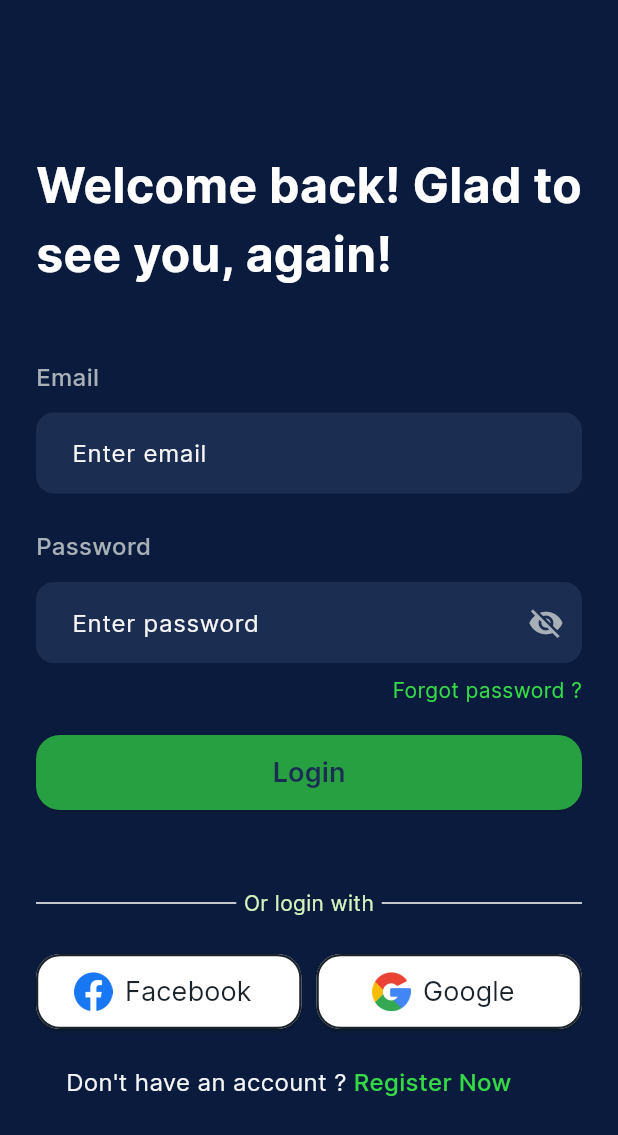
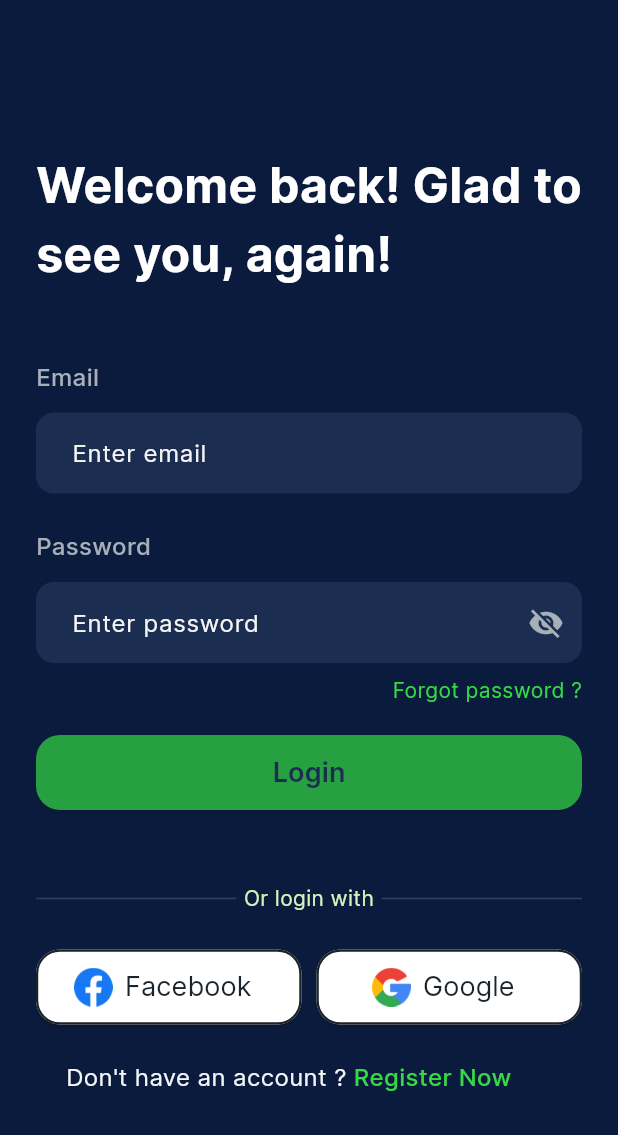
Before and after one commit to Said-Ines/Spiraw, a Flutter app: the LoginScreen screen opened by its route, on a phone screen of 412 x 824 dp. Shown: the top 1135 px of the screen. Run offline on Flutter 3.47's test engine with Material 3 defaults, Android fonts, the phone set to English and light mode, and no system bars; our stand-ins replace connectivity_plus, dotted_border, firebase_auth, get, pin_code_fields, shared_preferences; accounts and stored records are empty.

Commit message:
login UI fixes

```diff
--- a/lib/modules/auth/login/login_screen.dart
+++ b/lib/modules/auth/login/login_screen.dart
@@ -61,16 +61,16 @@ class LoginScreen extends GetView<LoginController> {
                 onPressed: controller.login,
               ),
             ),
-            const VerticalSpacing(48),
+            const VerticalSpacing(45),
             Row(
               mainAxisAlignment: MainAxisAlignment.center,
               children: [
-                const Expanded(child: Divider(color: Colors.white, thickness: AppConstants.dividerThickness)),
+                Expanded(child: Divider(color: Colors.white.withOpacity(0.16), thickness: AppConstants.dividerThickness)),
                 Text("Or login with", style: AppStyles.interregularSubTitle.withColor(AppColors.greenLighter))
                     .paddingSymmetric(horizontal: 5),
-                const Expanded(
+                Expanded(
                     child: Divider(
-                  color: Colors.white,
+                  color: Colors.white.withOpacity(0.16),
                   thickness: AppConstants.dividerThickness,
                 ))
               ],
```
